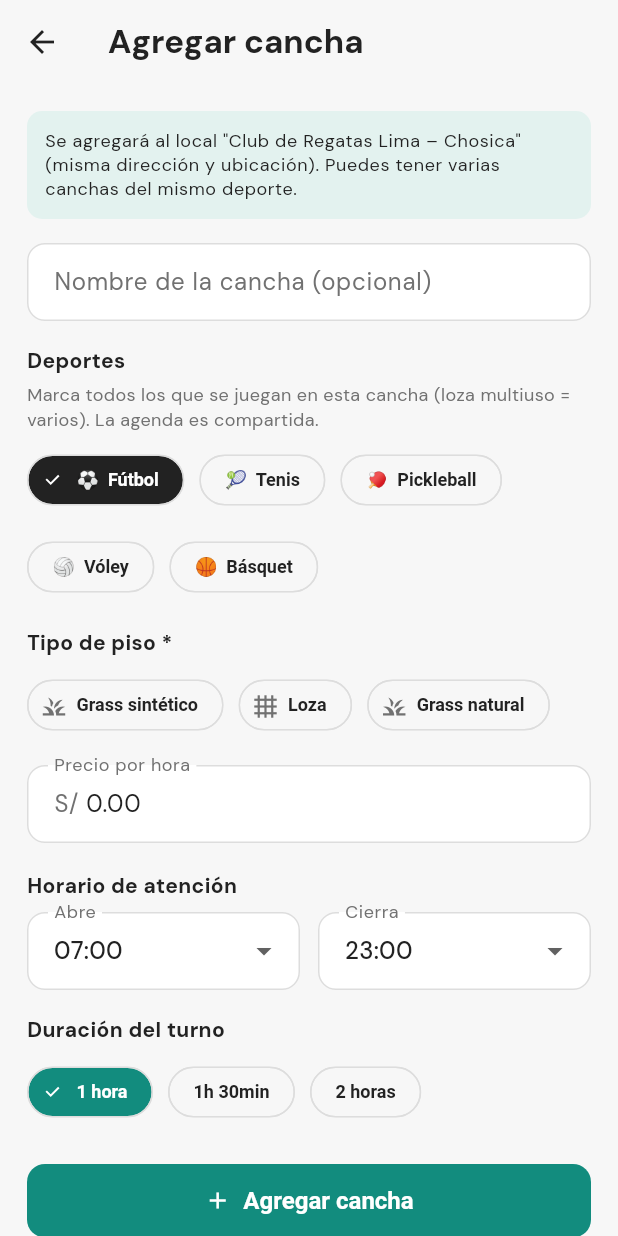
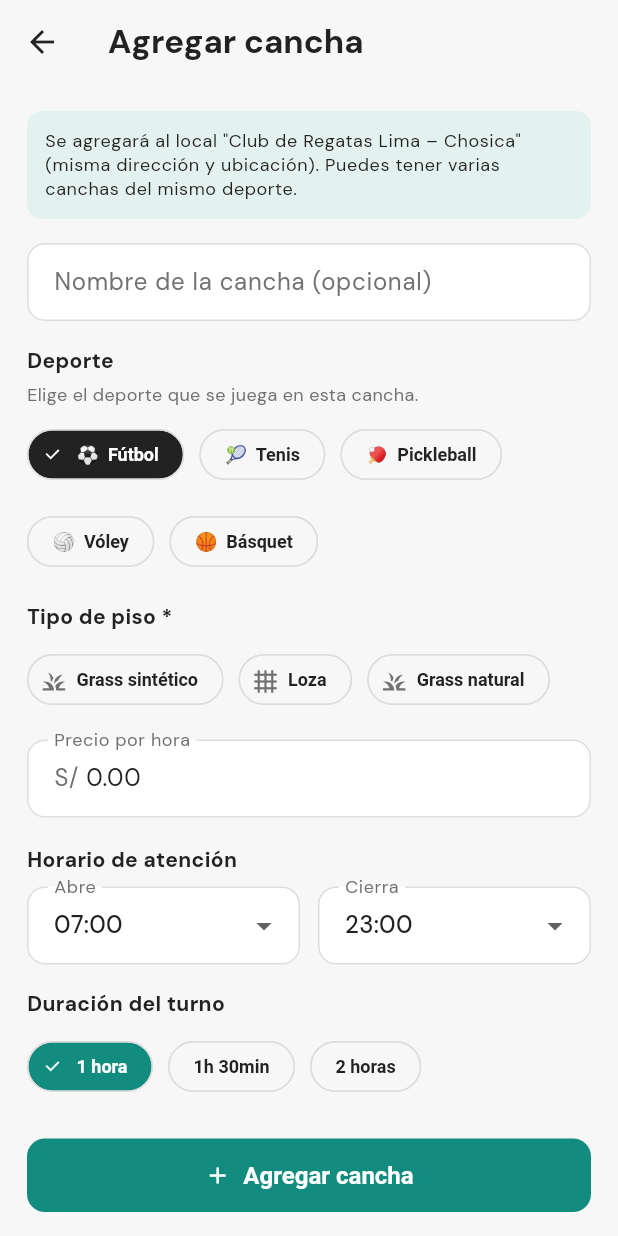
Before and after one commit to dcalagua/canchas-app-lima, a Flutter app: the AgregarCanchaScreen screen opened directly with sample values from the repository, on a phone screen of 412 x 824 dp. Run offline on Flutter 3.47's test engine with Material 3 defaults, Android fonts, the phone set to English and light mode, and no system bars; our stand-ins replace audioplayers, firebase_core, firebase_messaging, font_awesome_flutter, geocoding, geolocator and 9 more; missing offline and left inert: google_mlkit_text_recognition, record; accounts and stored records are empty.

Commit message:
Agregar cancha: un solo deporte por cancha (selección única)
La pantalla "Agregar cancha" permitía marcar varios deportes a la vez.
Ahora es selección única: al tocar otro deporte se cambia el elegido
(no se acumula) y el deporte marcado no se puede desmarcar. Fútbol sigue
por defecto. Se ajusta el título ("Deporte") y el texto de ayuda.

No se tocan Registrar ni Editar (mantienen la loza multiuso).

Co-Authored-By: Claude Opus 4.8 (1M context) <noreply@anthropic.com>
Claude-Session: https://claude.ai/code/session_017fg7ijXuZRX6jvFjZELf83

```diff
--- a/lib/screens/agregar_cancha_screen.dart
+++ b/lib/screens/agregar_cancha_screen.dart
@@ -26,13 +26,8 @@ class _AgregarCanchaScreenState extends State<AgregarCanchaScreen> {
   final _nombre = TextEditingController();
   late final TextEditingController _precio =
       TextEditingController(text: widget.local.precioHora.toStringAsFixed(2));
-  // Deportes de esta cancha (loza multiuso: varios). El principal (para
-  // ícono/color/superficie) es el primero según el orden de catálogo.
-  final Set<Deporte> _deportes = {Deporte.futbol};
-  Deporte get _deporte => deportesActivos.firstWhere(
-        (d) => _deportes.contains(d),
-        orElse: () => _deportes.isEmpty ? Deporte.futbol : _deportes.first,
-      );
+  // Deporte de esta cancha (una cancha = un solo deporte). Fútbol por defecto.
+  Deporte _deporte = Deporte.futbol;
   String _superficie = ''; // tipo de piso (opcional, según deporte)
   late String _apertura = widget.local.horaApertura;
   late String _cierre = widget.local.horaCierre;
@@ -83,7 +78,7 @@ class _AgregarCanchaScreenState extends State<AgregarCanchaScreen> {
       distrito: l.distrito,
       barrio: l.barrio, // misma zona real que el local
       deporte: _deporte,
-      deportes: _deportes.toList(),
+      deportes: [_deporte],
       precioHora: precio,
       ubicacion: l.ubicacion,
       clubFundador: l.clubFundador,
@@ -146,11 +141,9 @@ class _AgregarCanchaScreenState extends State<AgregarCanchaScreen> {
             ),
           ),
           const SizedBox(height: 16),
-          const Text('Deportes', style: TextStyle(fontWeight: FontWeight.w700)),
+          const Text('Deporte', style: TextStyle(fontWeight: FontWeight.w700)),
           const SizedBox(height: 4),
-          const Text(
-              'Marca todos los que se juegan en esta cancha (loza multiuso = '
-              'varios). La agenda es compartida.',
+          const Text('Elige el deporte que se juega en esta cancha.',
               style: TextStyle(color: textoTenue, fontSize: 12)),
           const SizedBox(height: 8),
           Wrap(
@@ -160,23 +153,23 @@ class _AgregarCanchaScreenState extends State<AgregarCanchaScreen> {
               for (final d in deportesActivos)
                 ChoiceChip(
                   label: Text('${emojiDeporte(d)}  ${d.etiqueta}'),
-                  selected: _deportes.contains(d),
+                  selected: _deporte == d,
                   selectedColor: colorDeporte(d),
                   labelStyle: TextStyle(
-                      color:
-                          _deportes.contains(d) ? Colors.white : cs.onSurface,
+                      color: _deporte == d ? Colors.white : cs.onSurface,
                       fontWeight: FontWeight.w600),
-                  onSelected: (sel) => setState(() {
-                    if (sel) {
-                      _deportes.add(d);
-                    } else if (_deportes.length > 1) {
-                      _deportes.remove(d);
-                    }
-                    // si el piso actual ya no aplica al principal, se resetea
-                    if (!superficiesDe(_deporte).contains(_superficie)) {
-                      _superficie = '';
-                    }
-                  }),
+                  // Selección única: al tocar otro deporte se cambia (no se
+                  // acumula) y el único marcado no se puede desmarcar.
+                  onSelected: (sel) {
+                    if (!sel) return;
+                    setState(() {
+                      _deporte = d;
+                      // si el piso actual ya no aplica al deporte, se resetea
+                      if (!superficiesDe(_deporte).contains(_superficie)) {
+                        _superficie = '';
+                      }
+                    });
+                  },
                 ),
             ],
           ),
```
